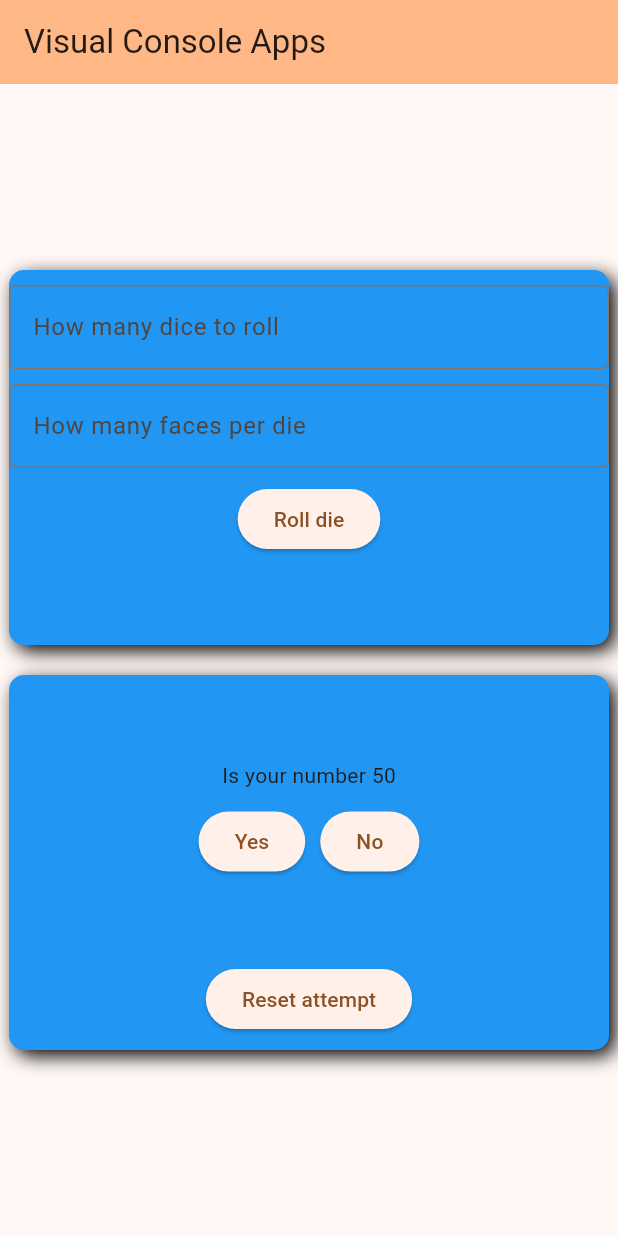
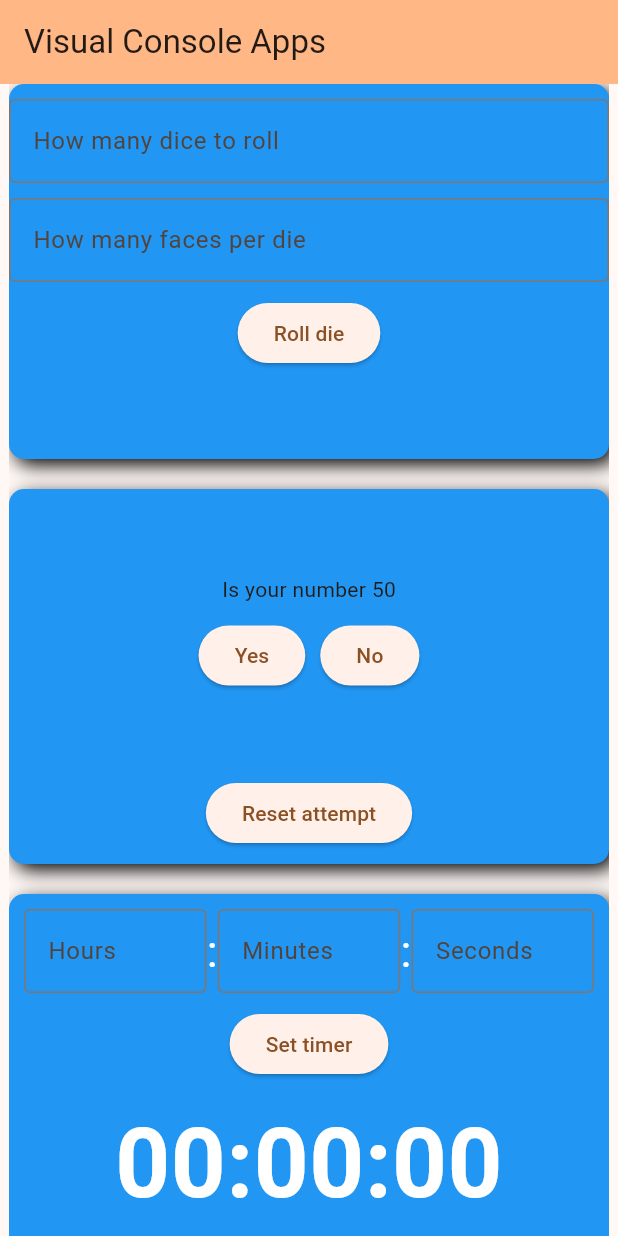
Before and after one commit to dmcpacks/Mentorias-Scouting-2025-Offseason, a Flutter app: the screen it shows after launch, on a phone screen of 412 x 824 dp. Run offline on Flutter 3.47's test engine with Material 3 defaults, Android fonts, the phone set to English and light mode, and no system bars.

Commit message:
timer program

```diff
--- /dev/null
+++ b/visual_console_apps/lib/extras/timer.dart
@@ -0,0 +1,18 @@
+String time(int seconds) {
+  int hour = (seconds/3600).floor();
+  seconds -= hour*3600;
+  int minutes = (seconds/60).floor();
+  seconds -= minutes*60;
+  // seconds = seconds - minutes*60;
+
+  String minText = "0$minutes";
+  if(minText.length > 2) {
+    minText = minText.substring(1);
+  }
+
+  String secText = "0$seconds";
+   if(secText.length > 2) {
+    secText = secText.substring(1);
+  }
+  return "$hour:$minText:$secText";
+}
--- a/visual_console_apps/lib/main.dart
+++ b/visual_console_apps/lib/main.dart
@@ -1,6 +1,7 @@
 import 'package:flutter/material.dart';
 import 'package:visual_console_apps/views/diceRoller.dart';
 import 'package:visual_console_apps/views/guessView.dart';
+import 'package:visual_console_apps/views/timerView.dart';
 
 void main() {
   runApp(const MyApp());
@@ -82,7 +83,9 @@ class _MyHomePageState extends State<MyHomePage> {
             children: [
               DiceRollerView(),
               const SizedBox(height:20),
-              guessView()
+              guessView(),
+              const SizedBox(height:20),
+              timerView()
             ],
           ),
         ),
--- /dev/null
+++ b/visual_console_apps/lib/views/timerView.dart
@@ -0,0 +1,178 @@
+import 'package:flutter/material.dart';
+import 'package:visual_console_apps/extras/diceRoller.dart';
+import 'package:visual_console_apps/extras/guess.dart';
+import 'package:visual_console_apps/extras/timer.dart';
+
+class timerView extends StatefulWidget {
+  const timerView({super.key});
+
+  @override
+  State<timerView> createState() => _timerViewState();
+}
+
+class _timerViewState extends State<timerView> {
+
+  TextEditingController hoursCont = TextEditingController();
+  TextEditingController minsCont = TextEditingController();
+  TextEditingController secsCont = TextEditingController();
+
+  int seconds = 0;
+  bool paused = false;
+  bool running = false;
+  String timerText = "00:00:00";
+
+  @override
+  Widget build(BuildContext context) {
+    return Container(
+      width: 400,
+      height: 250,
+      decoration: BoxDecoration(
+        color: Colors.blue,
+        borderRadius: BorderRadius.circular(10.0),
+        boxShadow: const [
+          BoxShadow(
+            color: Colors.black,
+            offset: Offset(4, 4),
+            blurRadius: 10,
+          ),
+        ],
+      ),
+      child: Column(
+        children: [
+          SizedBox(height:10),
+          Row(
+            children: [
+              SizedBox(width: 10),
+              Expanded(
+                child: TextField(
+                  decoration: const InputDecoration(
+                    border: OutlineInputBorder(),
+                    hintText: 'Hours',
+                  ),
+                  controller: hoursCont,
+                  keyboardType: TextInputType.number,
+                ),
+              ),
+              const Text(":",
+                style: TextStyle(
+                    color: Colors.white,
+                    fontSize: 30,
+                ),
+              ),
+
+              Expanded(
+                child: TextField(
+                  decoration: const InputDecoration(
+                    border: OutlineInputBorder(),
+                    hintText: 'Minutes',
+                  ),
+                  controller: minsCont,
+                  keyboardType: TextInputType.number,
+                ),
+              ),
+              const Text(":",
+                style: TextStyle(
+                    color: Colors.white,
+                    fontSize: 30,
+                ),
+              ),
+
+              Expanded(
+                child: TextField(
+                  decoration: const InputDecoration(
+                    border: OutlineInputBorder(),
+                    hintText: 'Seconds',
+                  ),
+                  controller: secsCont,
+                  keyboardType: TextInputType.number,
+                ),
+              ),
+              SizedBox(width: 10),
+            ],
+          ),
+
+          //End of inputs
+
+          SizedBox(height:10),
+          Row(
+            mainAxisAlignment: MainAxisAlignment.center,
+            children: [
+              if(!running)
+              ElevatedButton(
+                onPressed: () {
+                  running = true;
+                  paused = false;
+                  seconds = (int.tryParse(hoursCont.text) ?? 0)*3600 + (int.tryParse(minsCont.text) ?? 0)*60 + (int.tryParse(secsCont.text) ?? 0);
+                  startTimer();
+                },
+                child: const Text("Set timer")
+              ),
+
+              if(running)
+              ElevatedButton(
+
+                onPressed: () {
+                  setState(() {
+                    running = false;
+                    paused = false;
+                  });
+                },
+                child: const Text("Stop")
+              ),
+              if(running)
+              SizedBox(width: 10),
+
+              if(paused && running)
+              ElevatedButton(
+                onPressed: () {
+                  running = true;
+                  paused = false;
+                  startTimer();
+                },
+                child: const Text("Resume")
+              ),
+
+              if(!paused && running)
+              ElevatedButton(
+                onPressed: () {
+                  setState(() {
+                    running = true;
+                    paused = true;
+                  });
+                },
+                child: const Text("Pause")
+              ),
+            ],
+          ),
+          SizedBox(height:10),
+          Text(timerText,
+          style: TextStyle(
+            color: Colors.white,
+            fontSize: 64,
+            fontWeight: FontWeight.bold
+          ))
+        ],
+      ),
+    );
+  }
+
+  bool counting = false;
+  void startTimer() async {
+    if(!counting) {
+      counting = true;
+      while(!paused && running) {
+        setState(() {
+          seconds--;
+          timerText = time(seconds);
+        });
+        await Future.delayed(const Duration(seconds: 1));
+        if(seconds <= 0) {
+          setState(() {
+            running = false;
+          });
+        }
+      }
+      counting = false;
+    }
+  }
+}
```
